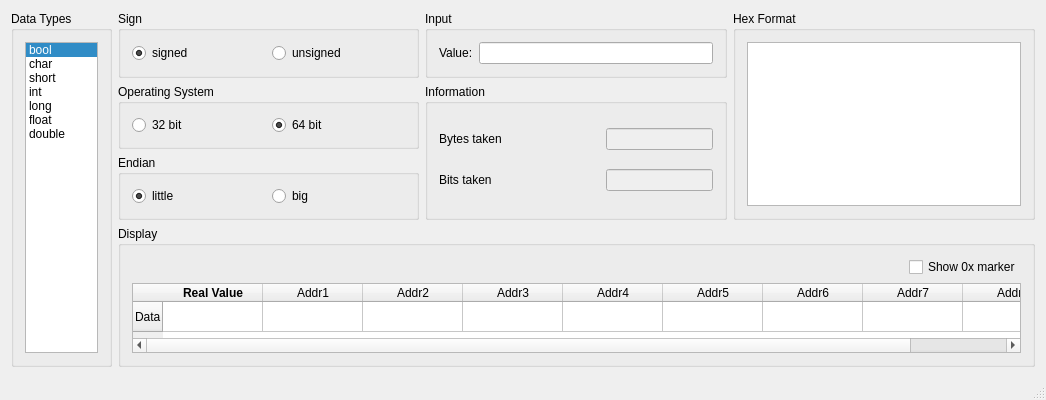
First picture: the form in DataTypeInMemory/mainwindow.ui, repository thinkexist1989/DataTypeInMemory, before the edit.
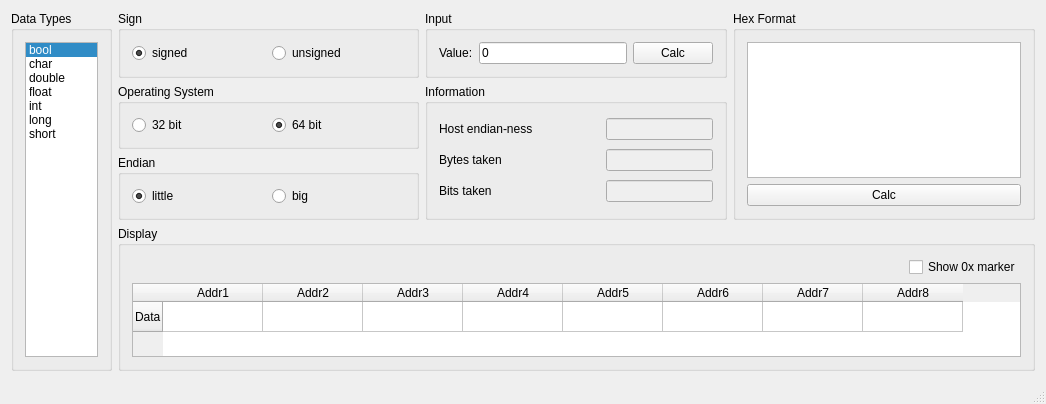
Second picture: the form after the edit.

Commit message: endian has some problems

The edit to the form file:
```diff
--- a/DataTypeInMemory/mainwindow.ui
+++ b/DataTypeInMemory/mainwindow.ui
@@ -7,7 +7,7 @@
     <x>0</x>
     <y>0</y>
     <width>1046</width>
-    <height>399</height>
+    <height>404</height>
    </rect>
   </property>
   <property name="windowTitle">
@@ -99,7 +99,7 @@
        <string>Information</string>
       </property>
       <layout class="QGridLayout" name="gridLayout_2" columnstretch="3,2">
-       <item row="0" column="1">
+       <item row="1" column="1">
         <widget class="QLineEdit" name="bytesInfoLineEdit">
          <property name="enabled">
           <bool>false</bool>
@@ -109,30 +109,44 @@
          </property>
         </widget>
        </item>
-       <item row="2" column="0">
-        <widget class="QLabel" name="label_2">
-         <property name="text">
-          <string>Bits taken</string>
-         </property>
-        </widget>
-       </item>
-       <item row="2" column="1">
-        <widget class="QLineEdit" name="BitsInfoLineEdit">
-         <property name="enabled">
-          <bool>false</bool>
-         </property>
-         <property name="readOnly">
-          <bool>true</bool>
-         </property>
-        </widget>
-       </item>
-       <item row="0" column="0">
+       <item row="1" column="0">
         <widget class="QLabel" name="label">
          <property name="text">
           <string>Bytes taken</string>
          </property>
         </widget>
        </item>
+       <item row="3" column="0">
+        <widget class="QLabel" name="label_2">
+         <property name="text">
+          <string>Bits taken</string>
+         </property>
+        </widget>
+       </item>
+       <item row="3" column="1">
+        <widget class="QLineEdit" name="bitsInfoLineEdit">
+         <property name="enabled">
+          <bool>false</bool>
+         </property>
+         <property name="readOnly">
+          <bool>true</bool>
+         </property>
+        </widget>
+       </item>
+       <item row="0" column="0">
+        <widget class="QLabel" name="label_4">
+         <property name="text">
+          <string>Host endian-ness</string>
+         </property>
+        </widget>
+       </item>
+       <item row="0" column="1">
+        <widget class="QLineEdit" name="hostEndianLineEdit">
+         <property name="enabled">
+          <bool>false</bool>
+         </property>
+        </widget>
+       </item>
       </layout>
      </widget>
     </item>
@@ -142,9 +156,6 @@
        <string>Input</string>
       </property>
       <layout class="QGridLayout" name="gridLayout_7">
-       <item row="0" column="2">
-        <widget class="QLineEdit" name="valueInputLineEdit"/>
-       </item>
        <item row="0" column="1">
         <widget class="QLabel" name="label_3">
          <property name="text">
@@ -152,6 +163,20 @@
          </property>
         </widget>
        </item>
+       <item row="0" column="2">
+        <widget class="QLineEdit" name="valueInputLineEdit">
+         <property name="text">
+          <string>0</string>
+         </property>
+        </widget>
+       </item>
+       <item row="0" column="3">
+        <widget class="QPushButton" name="toMemPushButton">
+         <property name="text">
+          <string>Calc</string>
+         </property>
+        </widget>
+       </item>
       </layout>
      </widget>
     </item>
@@ -164,6 +189,13 @@
        <item row="0" column="0">
         <widget class="QTextBrowser" name="HexFormatTextBrowser"/>
        </item>
+       <item row="1" column="0">
+        <widget class="QPushButton" name="toValuePushButton">
+         <property name="text">
+          <string>Calc</string>
+         </property>
+        </widget>
+       </item>
       </layout>
      </widget>
     </item>
@@ -193,7 +225,12 @@
          </item>
          <item>
           <property name="text">
-           <string>short</string>
+           <string>double</string>
+          </property>
+         </item>
+         <item>
+          <property name="text">
+           <string>float</string>
           </property>
          </item>
          <item>
@@ -208,12 +245,7 @@
          </item>
          <item>
           <property name="text">
-           <string>float</string>
-          </property>
-         </item>
-         <item>
-          <property name="text">
-           <string>double</string>
+           <string>short</string>
           </property>
          </item>
         </widget>
@@ -257,24 +289,6 @@
            <string>Data</string>
           </property>
          </row>
-         <column>
-          <property name="text">
-           <string>Real Value</string>
-          </property>
-          <property name="font">
-           <font>
-            <weight>75</weight>
-            <bold>true</bold>
-           </font>
-          </property>
-          <property name="background">
-           <color>
-            <red>85</red>
-            <green>255</green>
-            <blue>255</blue>
-           </color>
-          </property>
-         </column>
          <column>
           <property name="text">
            <string>Addr1</string>
@@ -315,20 +329,6 @@
            <string>Addr8</string>
           </property>
          </column>
-         <item row="0" column="0">
-          <property name="text">
-           <string/>
-          </property>
-          <property name="background">
-           <brush brushstyle="NoBrush">
-            <color alpha="255">
-             <red>85</red>
-             <green>255</green>
-             <blue>255</blue>
-            </color>
-           </brush>
-          </property>
-         </item>
         </widget>
        </item>
       </layout>
```
The commit also changes 2 other files.
